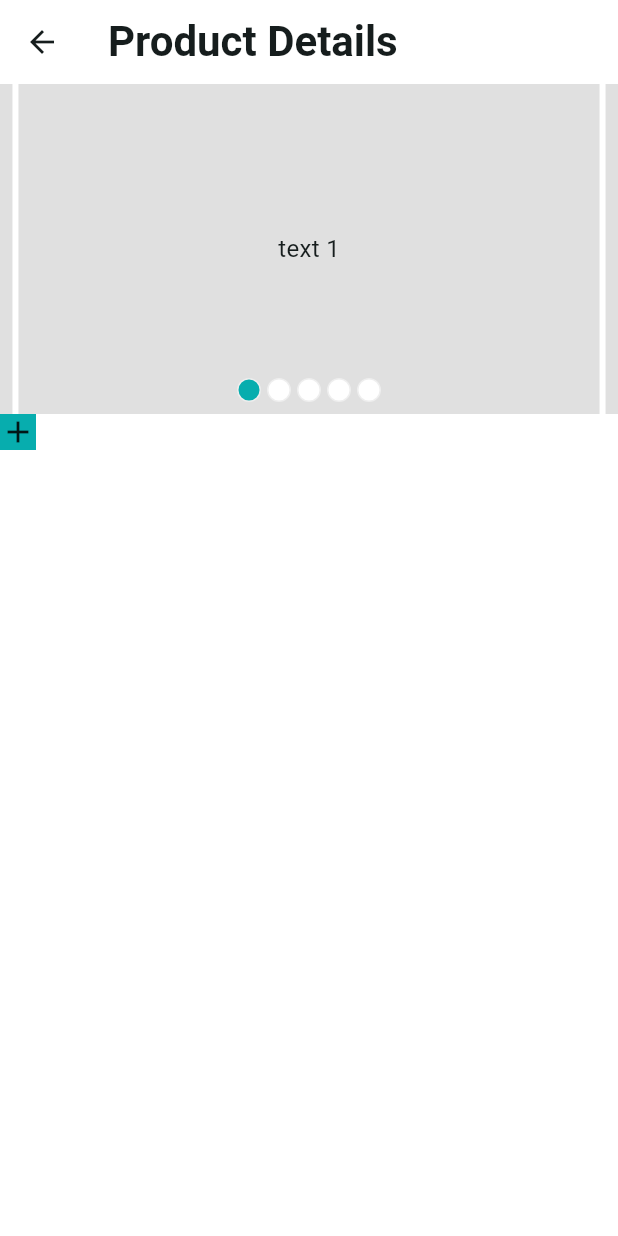
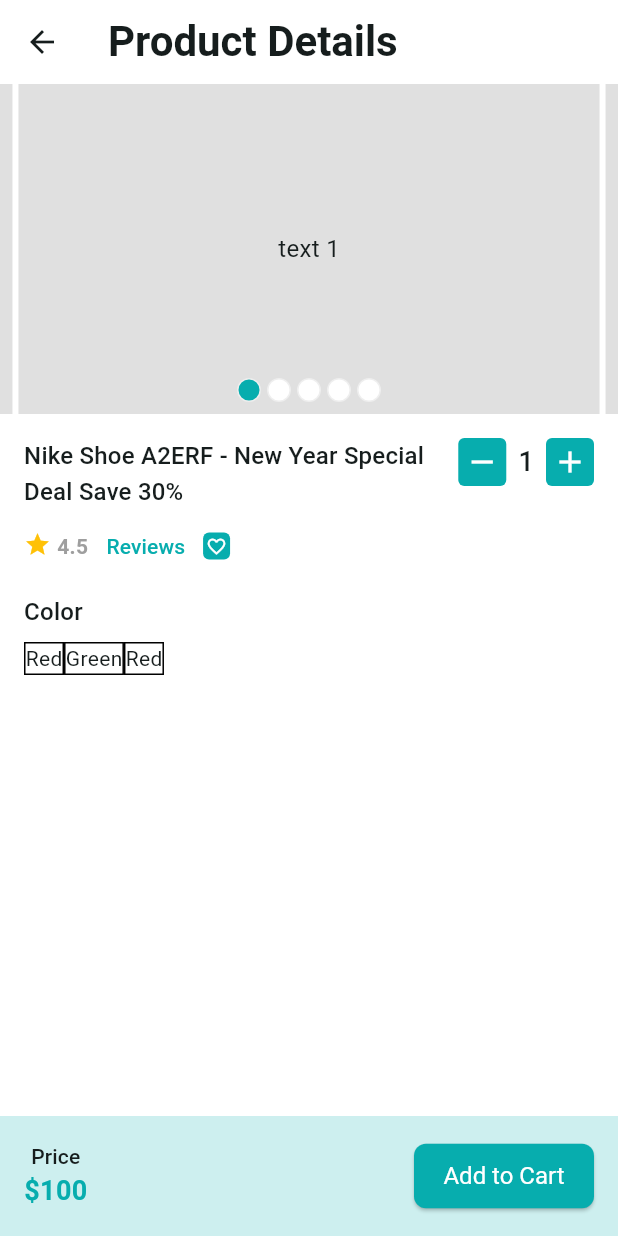
Before and after one commit to 73-sk-nahid/ecommerz, a Flutter app: the screen it shows after launch, after a tap on "Nike Shoe latest edition - RF45GH", on a phone screen of 412 x 824 dp. Run offline on Flutter 3.47's test engine with Material 3 defaults, Android fonts, the phone set to English and light mode, and no system bars; drawn by our look-alikes of carousel_slider; our stand-ins replace flutter_svg, get, pin_code_fields.

Commit message:
product details review section

```diff
--- a/lib/features/product/ui/screens/product_details_screen.dart
+++ b/lib/features/product/ui/screens/product_details_screen.dart
@@ -1,3 +1,5 @@
+import 'package:ecommerz/app/app_colors.dart';
+import 'package:ecommerz/features/product/ui/widgets/color_picker_widget.dart';
 import 'package:ecommerz/features/product/ui/widgets/product_image-carousel_slider.dart';
 import 'package:ecommerz/features/product/ui/widgets/prudct_quantity_inc_dec_button.dart';
 import 'package:flutter/material.dart';
@@ -16,20 +18,120 @@
 class _ProductDetailsScreenState extends State<ProductDetailsScreen> {
   @override
   Widget build(BuildContext context) {
+    final textTheme = Theme.of(context).textTheme;
     return Scaffold(
       appBar: AppBar(
         title: Text('Product Details'),
       ),
       body: Column(
         children: [
+          Expanded(
+            child: Column(
+              children: [
                 ProductImageCarouselSlider(),
+                Padding(
+                  padding: const EdgeInsets.all(16.0),
+                  child: Column(
+                    crossAxisAlignment: CrossAxisAlignment.start,
+                    children: [
+                      Row(
+                        crossAxisAlignment: CrossAxisAlignment.start,
+                        children: [
+                          Expanded(
+                            child: Column(
+                              children: [
+                                Text(
+                                  'Nike Shoe A2ERF - New Year Special Deal Save 30%',
+                                  style: textTheme.titleMedium,
+                                ),
                                 Row(
                                   children: [
-              ProductQuantityIncDecButton(),
-              Column(
+                                    Wrap(
+                                      children: [
+                                        Icon(
+                                          Icons.star,
+                                          color: Colors.amber,
+                                          size: 18,
+                                        ),
+                                        const SizedBox(width: 4,),
+                                        Text(
+                                          '4.5',
+                                          style: TextStyle(
+                                            fontWeight: FontWeight.w600,
+                                            color: Colors.grey
+                                          ),
                                         )
                                       ],
+                                    ),
+                                    TextButton(onPressed: (){}, child: Text('Reviews')),
+                                    Container(
+                                      padding: const EdgeInsets.all(2),
+                                      decoration: BoxDecoration(
+                                        color: AppColors.themeColor,
+                                        borderRadius: BorderRadius.circular(4),
+                                      ),
+                                      child: Icon(
+                                        Icons.favorite_border,
+                                        size: 14,
+                                        color: Colors.white,
+                                      ),
                                     )
+                                  ],
+                                ),
+                              ],
+                            ),
+                          ),
+                          const SizedBox(width: 8,),
+                          ProductQuantityIncDecButton(
+                            onChange: (int value) {},
+                          ),
+                        ],
+                      ),
+                      const SizedBox(height: 8,),
+                      Text('Color', style: textTheme.titleMedium,),
+                      const SizedBox(height: 8,),
+                      ColorPickerWidget(colors: ['Red', 'Green', 'Red']),
+                    ],
+                  ),
+                ),
+              ],
+            ),
+          ),
+          _buildPriceAndAddToCartSection(textTheme),
+        ],
+      ),
+    );
+  }
+
+  Container _buildPriceAndAddToCartSection(TextTheme textTheme) {
+    return Container(
+          padding: EdgeInsets.all(16.0),
+          decoration: BoxDecoration(
+            color: AppColors.themeColor.withOpacity(0.2),
+          ),
+          child: Row(
+            mainAxisAlignment: MainAxisAlignment.spaceBetween,
+            children: [
+              Column(
+                children: [
+                  Text(
+                    'Price',
+                    style: textTheme.titleSmall,
+                  ),
+                  Text(
+                    '\$100',
+                    style: TextStyle(
+                        color: AppColors.themeColor,
+                        fontWeight: FontWeight.w600,
+                        fontSize: 18),
+                  ),
+                ],
+              ),
+              SizedBox(
+                width: 120,
+                child: ElevatedButton(
+                    onPressed: () {}, child: Text('Add to Cart')),
+              ),
             ],
           ),
         );
--- /dev/null
+++ b/lib/features/product/ui/widgets/color_picker_widget.dart
@@ -0,0 +1,44 @@
+import 'package:flutter/material.dart';
+
+class ColorPickerWidget extends StatefulWidget {
+  const ColorPickerWidget({super.key, required this.colors});
+
+  final List<String> colors;
+
+  @override
+  State<ColorPickerWidget> createState() => _ColorPickerWidgetState();
+}
+
+class _ColorPickerWidgetState extends State<ColorPickerWidget> {
+  @override
+  Widget build(BuildContext context) {
+    return SingleChildScrollView(
+      scrollDirection: Axis.horizontal,
+      child: Row(
+        children: getColorItems(),
+      ),
+    );
+  }
+
+  List<Widget> getColorItems() {
+    List<Widget> colorList = [];
+    for (String color in widget.colors) {
+      colorList.add(getColorItemWidget(name: color, onTap: () {}));
+    }
+    return colorList;
+  }
+
+  Widget getColorItemWidget(
+      {required String name, required VoidCallback onTap}) {
+    return GestureDetector(
+      onTap: onTap,
+      child: Container(
+        decoration: BoxDecoration(
+          border: Border.all(),
+        ),
+        alignment: Alignment.center,
+        child: Text(name),
+      ),
+    );
+  }
+}
--- a/lib/features/product/ui/widgets/prudct_quantity_inc_dec_button.dart
+++ b/lib/features/product/ui/widgets/prudct_quantity_inc_dec_button.dart
@@ -2,25 +2,65 @@
 import 'package:flutter/material.dart';
 
 class ProductQuantityIncDecButton extends StatefulWidget {
-  const ProductQuantityIncDecButton({super.key});
+  const ProductQuantityIncDecButton({super.key, required this.onChange});
+  final Function(int) onChange;
 
   @override
   State<ProductQuantityIncDecButton> createState() => _ProductQuantityIncDecButtonState();
 }
 
 class _ProductQuantityIncDecButtonState extends State<ProductQuantityIncDecButton> {
+  int _count = 1;
   @override
   Widget build(BuildContext context) {
     return Row(
       children: [
-        Container(
+        _buildIconButton(
+          icon: Icons.remove,
+          onTap: (){
+            if(_count > 1) {
+              _count--;
+              widget.onChange(_count);
+              setState(() {
+
+              });
+            }
+          },
+        ),
+        Padding(
+          padding: const EdgeInsets.symmetric(horizontal: 8.0),
+          child: Text('$_count', style: const TextStyle(fontSize: 18, fontWeight: FontWeight.w500),),
+        ),
+        _buildIconButton(
+          icon: Icons.add,
+          onTap: (){
+            if(_count < 5) {
+              _count++;
+              widget.onChange(_count);
+              setState(() {
+
+              });
+            }
+          },
+        )
+      ],
+
+    );
+  }
+
+  Widget _buildIconButton({required IconData icon, required VoidCallback onTap}) {
+    return GestureDetector(
+      onTap: onTap,
+      child: Container(
+          padding: const EdgeInsets.all(4),
           decoration: BoxDecoration(
             color: AppColors.themeColor,
+            borderRadius: BorderRadius.circular(4)
           ),
           alignment: Alignment.center,
-          child: Icon(Icons.add),
-        )
-      ],
+
+          child: Icon(icon, color: Colors.white,),
+        ),
     );
   }
 }
```
Lines whose indentation alone changed are shown as unchanged.
